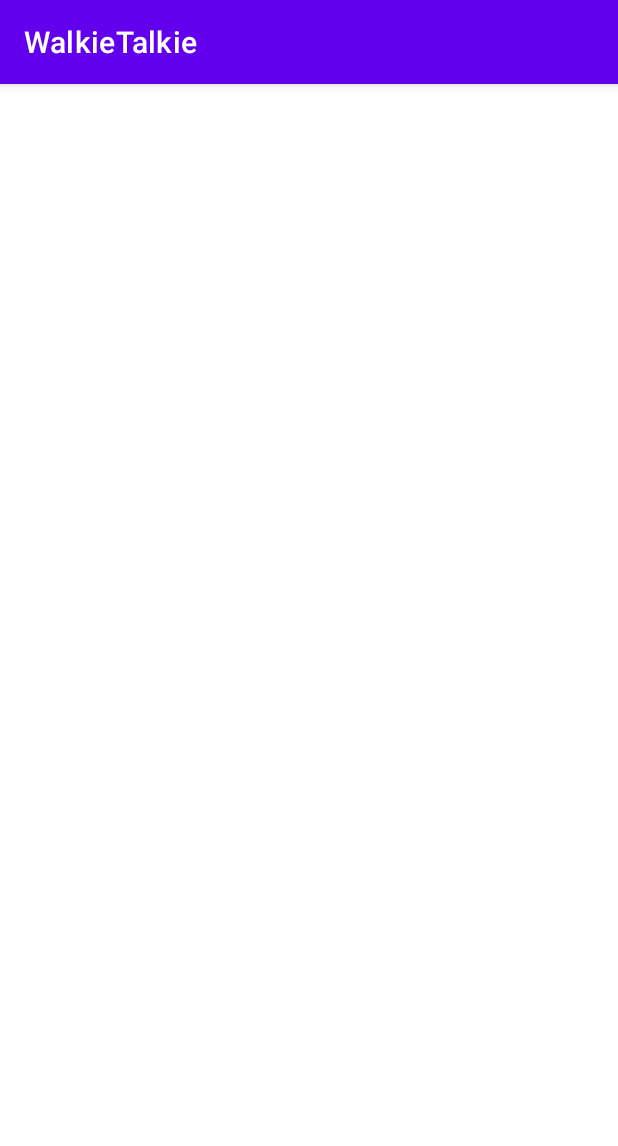
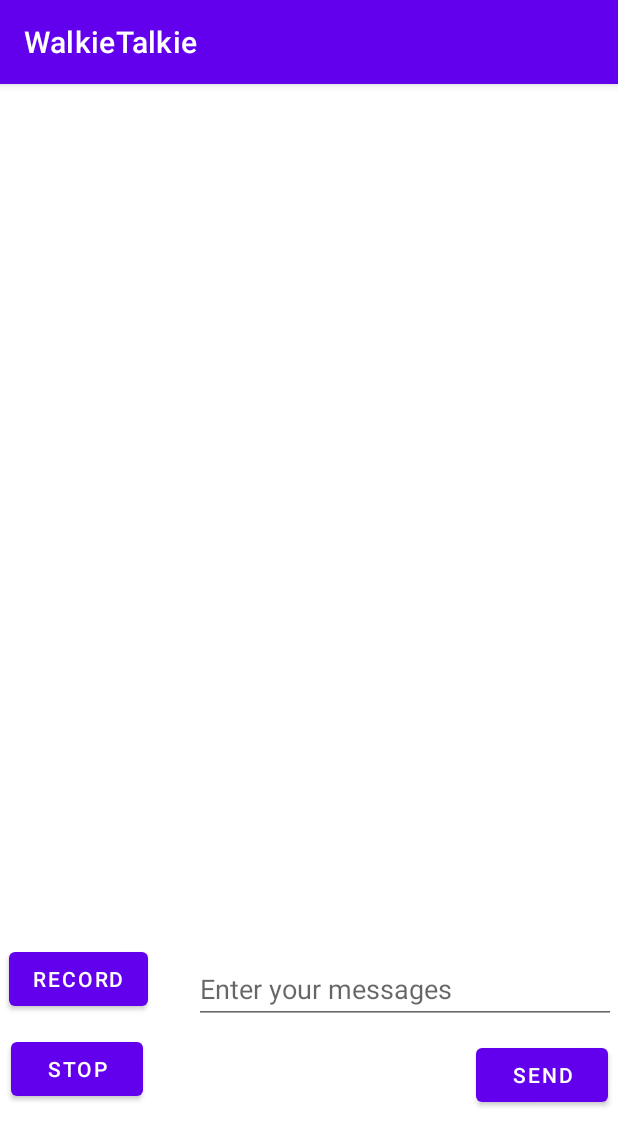
Before and after one commit to mertadali/Walkie-Talkie, an Android app: the ChatFragment screen opened through its navigation route, on a phone screen of 412 x 824 dp. Shown: the top 1146 px of the screen. Run offline under Robolectric (Android 15) with nearby library versions, the phone set to English and light mode, and no system bars; our stand-ins replace Firebase (no records; nobody signed in at launch, a user with empty details on screens opened directly).

```diff
--- a/app/build.gradle
+++ b/app/build.gradle
@@ -1,6 +1,9 @@
 plugins {
     id 'com.android.application'
     id 'org.jetbrains.kotlin.android'
+    id("com.google.gms.google-services")
+    id 'androidx.navigation.safeargs.kotlin'
+
 }
 
 android {
@@ -34,10 +37,20 @@ android {
         viewBinding true
     }
 }
+ext{
+    nav_version ="2.5.3"
+}
+
 
 dependencies {
 
+
     implementation 'androidx.core:core-ktx:1.10.1'
+    implementation(platform("com.google.firebase:firebase-bom:32.2.0"))
+    implementation("com.google.firebase:firebase-firestore-ktx")
+    implementation("com.google.firebase:firebase-auth-ktx")
+    implementation("com.google.firebase:firebase-analytics-ktx")
+
     implementation 'androidx.appcompat:appcompat:1.6.1'
     implementation 'com.google.android.material:material:1.9.0'
     implementation 'androidx.constraintlayout:constraintlayout:2.1.4'
--- a/app/src/main/java/com/mertadali/walkietalkie/ChatFragment.kt
+++ b/app/src/main/java/com/mertadali/walkietalkie/ChatFragment.kt
@@ -5,9 +5,16 @@ import androidx.fragment.app.Fragment
 import android.view.LayoutInflater
 import android.view.View
 import android.view.ViewGroup
+import com.mertadali.walkietalkie.databinding.FragmentChatBinding
+
 
 
 class ChatFragment : Fragment() {
+
+    // This property is only valid between onCreateView and onDestroyView.
+    private var _binding: FragmentChatBinding? = null
+    private val binding get() = _binding!!
+
 
 
     override fun onCreate(savedInstanceState: Bundle?) {
@@ -20,7 +27,19 @@ class ChatFragment : Fragment() {
         savedInstanceState: Bundle?
     ): View? {
         // Inflate the layout for this fragment
-        return inflater.inflate(R.layout.fragment_chat, container, false)
+        _binding = FragmentChatBinding.inflate(inflater, container, false)
+        val view = binding.root
+        return view
+    }
+
+    override fun onViewCreated(view: View, savedInstanceState: Bundle?) {
+        super.onViewCreated(view, savedInstanceState)
+
+    }
+
+    override fun onDestroyView() {
+        super.onDestroyView()
+        _binding = null
     }
 
 
--- a/app/src/main/java/com/mertadali/walkietalkie/LoginFragment.kt
+++ b/app/src/main/java/com/mertadali/walkietalkie/LoginFragment.kt
@@ -5,6 +5,11 @@ import androidx.fragment.app.Fragment
 import android.view.LayoutInflater
 import android.view.View
 import android.view.ViewGroup
+import android.widget.Toast
+import androidx.navigation.fragment.findNavController
+import com.google.firebase.auth.FirebaseAuth
+import com.google.firebase.auth.ktx.auth
+import com.google.firebase.ktx.Firebase
 import com.mertadali.walkietalkie.databinding.FragmentLoginBinding
 
 
@@ -12,6 +17,7 @@ class LoginFragment : Fragment() {
     // This property is only valid between onCreateView and onDestroyView.
     private var _binding: FragmentLoginBinding? = null
     private val binding get() = _binding!!
+    private lateinit var auth: FirebaseAuth
 
 
 
@@ -19,8 +25,27 @@ class LoginFragment : Fragment() {
 
     override fun onCreate(savedInstanceState: Bundle?) {
         super.onCreate(savedInstanceState)
+        auth = Firebase.auth
+
 
     }
+
+
+
+
+    public override fun onStart() {
+        super.onStart()
+        // Check if user is signed in (non-null) and update UI accordingly.
+        val currentUser = auth.currentUser
+        if (currentUser != null) {
+            readlnOrNull()
+        }
+    }
+
+
+
+
+
 
     override fun onCreateView(
         inflater: LayoutInflater, container: ViewGroup?,
@@ -35,16 +60,44 @@ class LoginFragment : Fragment() {
 
     }
 
+
+
+
+
     override fun onViewCreated(view: View, savedInstanceState: Bundle?) {
         super.onViewCreated(view, savedInstanceState)
         binding.signupButton.setOnClickListener {
             // sign up butonuna tıklandığında yapılacaklar. - Kullanıcı kayıt işlemi
+            auth.createUserWithEmailAndPassword(binding.emailText.text.toString(),binding.passwordText.text.toString()).addOnSuccessListener {
+                // kullanıcı oluşturuldu
+                val action = LoginFragmentDirections.actionLoginFragmentToChatFragment()
+                findNavController().navigate(action)    // kullanıcı oluşturulduğunda diğer fragmenta geçiş.
+
+
+
+
+            }.addOnFailureListener {exception ->
+                // hata aldık ve bu bana exception olarak verildi.
+                Toast.makeText(requireContext(),exception.localizedMessage,Toast.LENGTH_LONG).show()
+            }
 
         }
         binding.loginButton.setOnClickListener {
             // login butonuna tıklandığında yapılacaklar. - Kullanıcı giriş işlemi
+            auth.signInWithEmailAndPassword(binding.emailText.text.toString(),binding.passwordText.text.toString()).addOnSuccessListener {
+                val action = LoginFragmentDirections.actionLoginFragmentToChatFragment()
+                findNavController().navigate(action)
+
+            }.addOnFailureListener {exception ->
+                Toast.makeText(requireContext(),exception.localizedMessage,Toast.LENGTH_LONG).show()
+            }
 
         }
+
+
+
+
+
     }
     override fun onDestroyView() {
         super.onDestroyView()
--- a/app/src/main/res/layout/fragment_chat.xml
+++ b/app/src/main/res/layout/fragment_chat.xml
@@ -1,11 +1,66 @@
 <?xml version="1.0" encoding="utf-8"?>
-<androidx.constraintlayout.widget.ConstraintLayout
-    xmlns:android="http://schemas.android.com/apk/res/android"
+<androidx.constraintlayout.widget.ConstraintLayout xmlns:android="http://schemas.android.com/apk/res/android"
+    xmlns:app="http://schemas.android.com/apk/res-auto"
     xmlns:tools="http://schemas.android.com/tools"
     android:layout_width="match_parent"
     android:layout_height="match_parent"
     tools:context=".ChatFragment">
 
 
+    <androidx.recyclerview.widget.RecyclerView
+        android:id="@+id/chatRecycler"
+        android:layout_width="407dp"
+        android:layout_height="476dp"
+        android:layout_marginStart="1dp"
+        android:layout_marginTop="1dp"
+        app:layout_constraintEnd_toEndOf="parent"
+        app:layout_constraintStart_toStartOf="parent"
+        app:layout_constraintTop_toTopOf="parent" />
 
+    <Button
+        android:id="@+id/recordButton"
+        android:layout_width="wrap_content"
+        android:layout_height="wrap_content"
+        android:layout_marginEnd="312dp"
+        android:layout_marginBottom="64dp"
+        android:text="record"
+        app:layout_constraintBottom_toBottomOf="parent"
+        app:layout_constraintEnd_toEndOf="parent" />
+
+    <Button
+        android:id="@+id/sendButton"
+        android:layout_width="wrap_content"
+        android:layout_height="wrap_content"
+        android:layout_marginTop="76dp"
+        android:layout_marginEnd="5dp"
+        android:text="send"
+        app:layout_constraintEnd_toEndOf="parent"
+        app:layout_constraintTop_toBottomOf="@+id/chatRecycler" />
+
+    <EditText
+        android:id="@+id/chatText"
+        android:layout_width="281dp"
+        android:layout_height="46dp"
+        android:layout_marginStart="128dp"
+        android:layout_marginTop="20dp"
+        android:layout_marginBottom="76dp"
+        android:ems="10"
+
+        android:hint="Enter your messages"
+        android:inputType="textPersonName"
+        android:textAlignment="textStart"
+        app:layout_constraintBottom_toBottomOf="parent"
+        app:layout_constraintStart_toStartOf="parent"
+        app:layout_constraintTop_toBottomOf="@+id/chatRecycler"
+        app:layout_constraintVertical_bias="0.0" />
+
+    <Button
+        android:id="@+id/stopButton"
+        android:layout_width="wrap_content"
+        android:layout_height="wrap_content"
+        android:layout_marginStart="6dp"
+        android:layout_marginBottom="4dp"
+        android:text="stop"
+        app:layout_constraintBottom_toBottomOf="parent"
+        app:layout_constraintStart_toStartOf="parent" />
 </androidx.constraintlayout.widget.ConstraintLayout>
--- a/build.gradle
+++ b/build.gradle
@@ -1,8 +1,25 @@
 // Top-level build file where you can add configuration options common to all sub-projects/modules.
+
+buildscript {
+    repositories {
+        google()
+    }
+    dependencies {
+        ext{
+            nav_version ="2.5.3"
+        }
+        classpath("androidx.navigation:navigation-safe-args-gradle-plugin:$nav_version")
+    }
+}
+
 
 
 plugins {
     id 'com.android.application' version '7.4.2' apply false
     id 'com.android.library' version '7.4.2' apply false
     id 'org.jetbrains.kotlin.android' version '1.8.0' apply false
+    id("com.google.gms.google-services") version "4.3.15" apply false
+    id 'androidx.navigation.safeargs.kotlin' version '2.5.3' apply false
+
+
 }
```
Also changed, not shown: gradle/wrapper/gradle-wrapper.properties.
